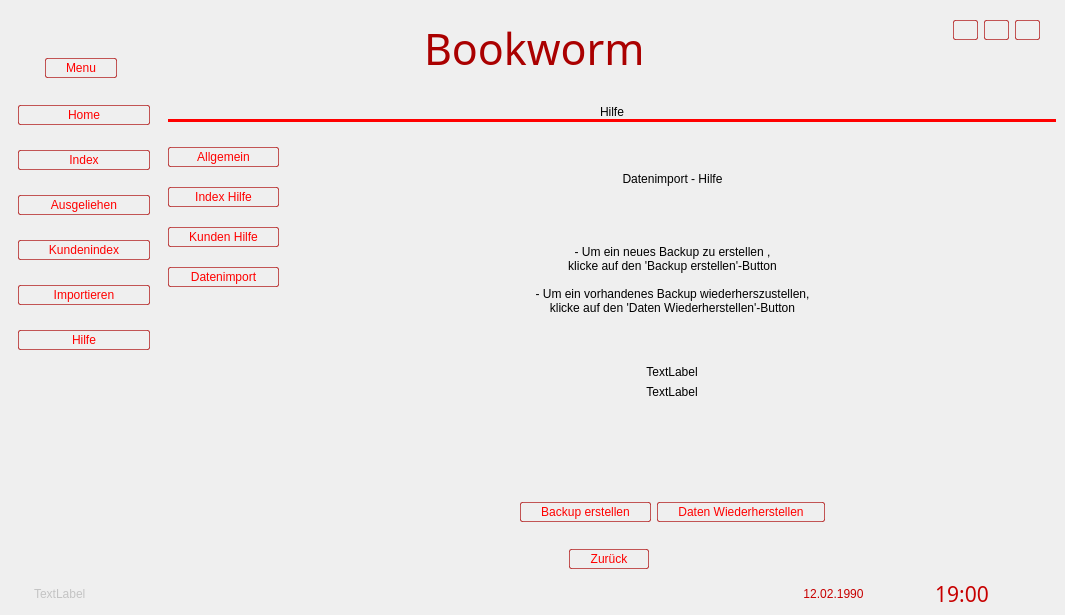
sera619/Bookworm-Bookmanagementsystem, file res/mainui.ui: the form before one commit.
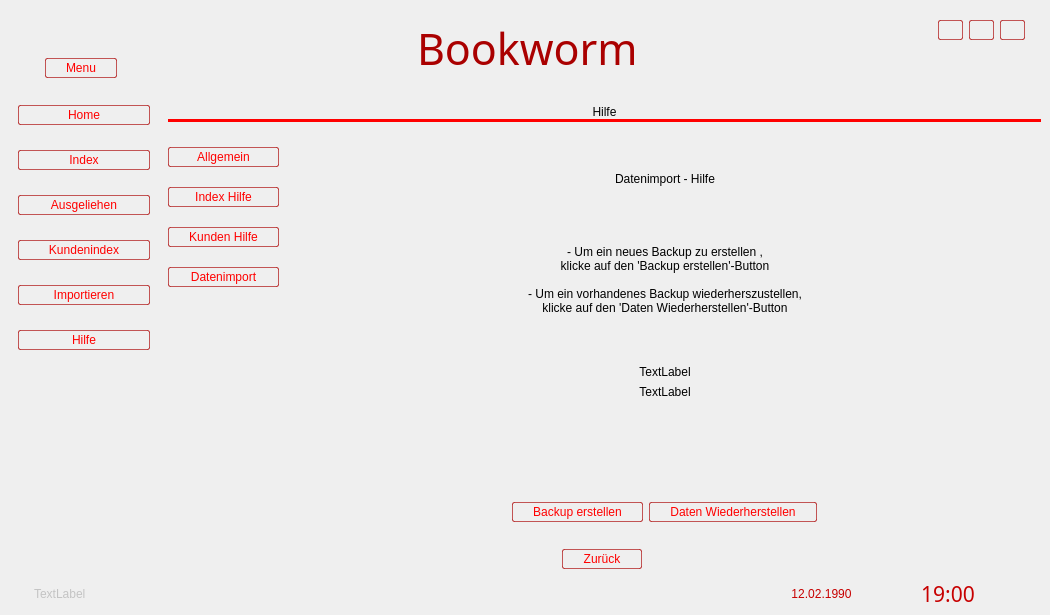
The form after the commit. Icons and pictures are not drawn.

Patch:
```diff
--- a/res/mainui.ui
+++ b/res/mainui.ui
@@ -6,7 +6,7 @@
    <rect>
     <x>0</x>
     <y>0</y>
-    <width>1065</width>
+    <width>1050</width>
     <height>615</height>
    </rect>
   </property>
```
